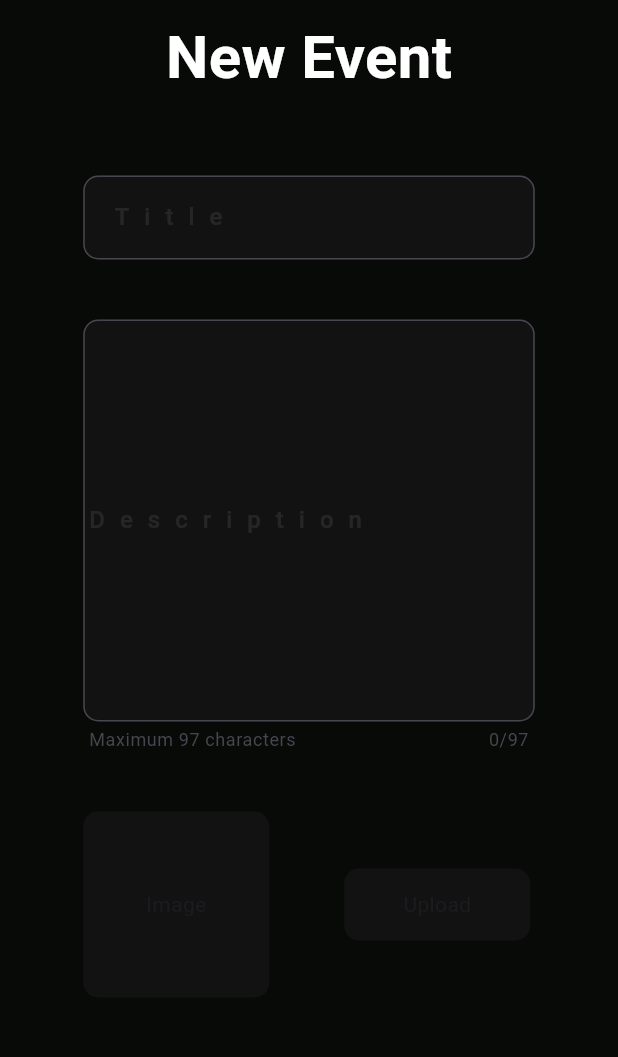
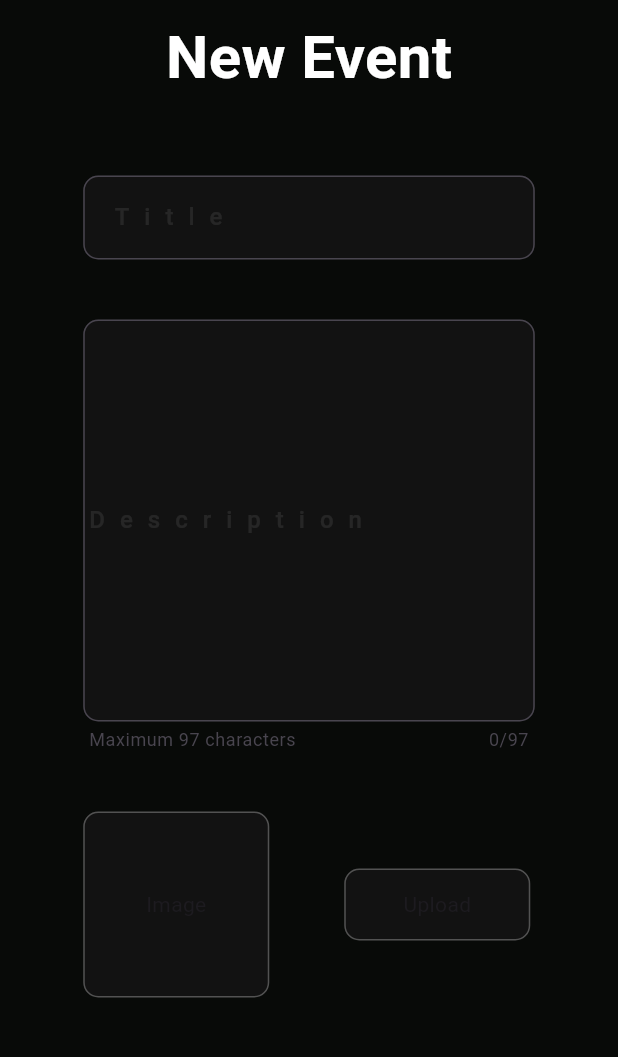
Before and after one commit to nepy15/varadifi_app, a Flutter app: the screen it shows after launch, after a tap on "Events", on a phone screen of 412 x 824 dp, the part 84-1141 px from its top. Run offline on Flutter 3.47's test engine with Material 3 defaults, Android fonts, the phone set to English and light mode, and no system bars; our stand-ins replace cloud_firestore, firebase_core; accounts and stored records are empty.

Commit message:
The firestore db now works - next step: improve the admin panel form code

```diff
--- a/lib/main.dart
+++ b/lib/main.dart
@@ -4,10 +4,10 @@ import 'package:flutter/material.dart';
 import 'package:flutter/services.dart';
 import 'package:varadifi_app/screens/home_layout.dart';
 
- void main() {
+ Future<void> main() async {
 
   WidgetsFlutterBinding.ensureInitialized();
-  Firebase.initializeApp(
+  await Firebase.initializeApp(
     options: DefaultFirebaseOptions.currentPlatform
   );
 
--- a/lib/screens/admin_layout.dart
+++ b/lib/screens/admin_layout.dart
@@ -1,3 +1,4 @@
+import 'package:cloud_firestore/cloud_firestore.dart';
 import 'package:flutter/material.dart';
 import 'package:varadifi_app/screens/misc.dart';
 
@@ -38,6 +39,8 @@ class _FormLayout extends StatefulWidget {
 
 class _FormLayoutState extends State<_FormLayout> {
 
+  final db = FirebaseFirestore.instance;
+
   int letterCount = 97;
   int lettersLeft = 97;
   bool noLettersLeft = false;
@@ -57,6 +60,7 @@ class _FormLayoutState extends State<_FormLayout> {
 
                 onSubmitted: (value) {
                   title = value;
+                  db.collection('events').doc(value).set({"name": value});
                   print(title);
                 },
                 decoration: InputDecoration(
@@ -104,14 +108,14 @@ class _FormLayoutState extends State<_FormLayout> {
                   Container(
                     height: 124,
                     width: 124,
-                    decoration: BoxDecoration(borderRadius: BorderRadius.circular(10), color: Color(0xFF121212)),
+                    decoration: BoxDecoration(borderRadius: BorderRadius.circular(10), color: Color(0xFF121212), border: Border.all(width: 1, color: Color(0x45FFFFFF))),
                     child: Center(child: Text('Image'),),
                   ),
                   SizedBox(width: 50),
                   Container(
                     width: 124,
                     height: 48,
-                    decoration: BoxDecoration(color: Color(0xFF121212), borderRadius: BorderRadius.circular(10)),
+                    decoration: BoxDecoration(color: Color(0xFF121212), borderRadius: BorderRadius.circular(10), border: Border.all(width: 1, color: Color(0x45FFFFFF))),
                     child: Center(child: Text('Upload'),),
                   )
                 ],
```
Also changed, not shown: lib/screens/misc.dart (+10 -0 lines).
